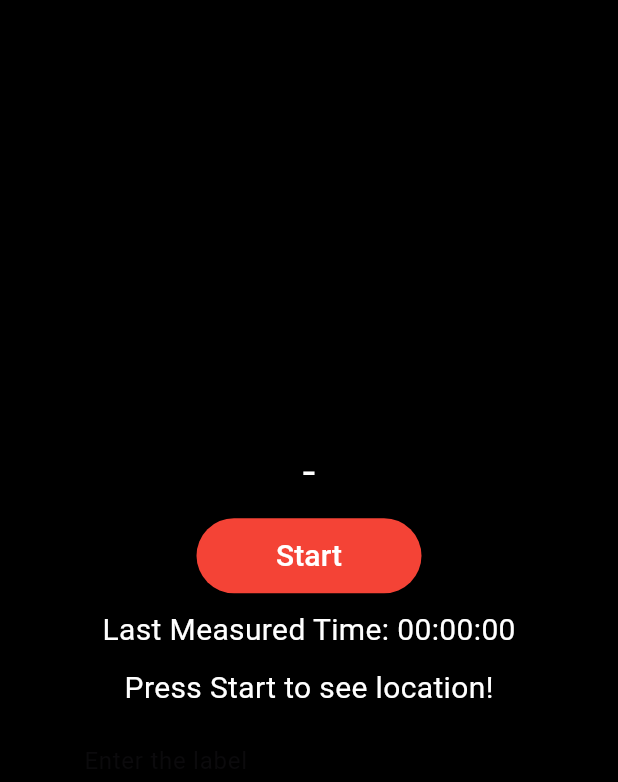
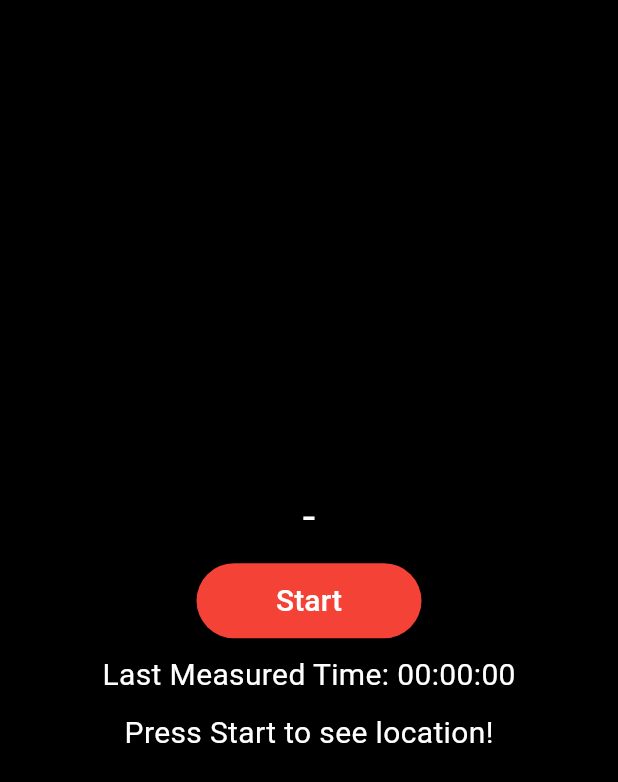
Before and after one commit to BahresAtli/TravelLogger-TTK, a Flutter app: the screen it shows after launch, on a phone screen of 412 x 824 dp. Shown: the top 782 px of the screen. Run offline on Flutter 3.47's test engine with Material 3 defaults, Android fonts, the phone set to English and light mode, and no system bars; our stand-ins replace geolocator, sqflite, wakelock_plus; accounts and stored records are empty.

Commit message:
Temp. solution for centering

```diff
--- a/lib/main.dart
+++ b/lib/main.dart
@@ -156,6 +156,7 @@ class _MainAppState extends State<MainApp> {
           child: Column(
             mainAxisAlignment: MainAxisAlignment.center,
             children: [
+              const SizedBox(height: 60), //temporary solution for centering
               _timeText(),
               const SizedBox(height: 10),
               _startButton(),
```
